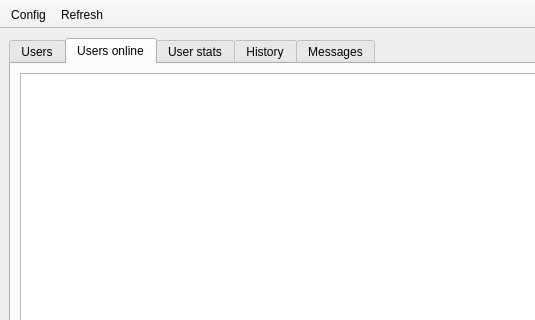
Qt form server/ui/server.ui (Serega-SPb/Geekbrains_Client_Server_App) before a commit; both pictures show x 0 to 535 and y 0 to 320 of the 842 by 713 pixel window.
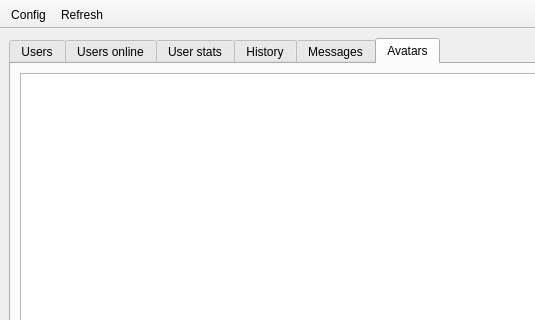
The same form after that commit.

Commit message: - added saving avatar into local db - added sending avatar into server db - added receiving avatars of other users from the server - added comparing of avatars hash on server and client db - added "bots defence": adding suspicious address into blacklist (memory)

The edit to the form file:
```diff
--- a/server/ui/server.ui
+++ b/server/ui/server.ui
@@ -24,7 +24,7 @@
     <item row="0" column="0">
      <widget class="QTabWidget" name="tabWidget">
       <property name="currentIndex">
-       <number>1</number>
+       <number>5</number>
       </property>
       <widget class="QWidget" name="users">
        <attribute name="title">
@@ -83,6 +83,16 @@
         </item>
        </layout>
       </widget>
+      <widget class="QWidget" name="avatars">
+       <attribute name="title">
+        <string>Avatars</string>
+       </attribute>
+       <layout class="QGridLayout" name="gridLayout_7">
+        <item row="0" column="0">
+         <widget class="QTableView" name="avatars_tbl"/>
+        </item>
+       </layout>
+      </widget>
      </widget>
     </item>
     <item row="1" column="0">
```
The commit also changes 16 other files.
